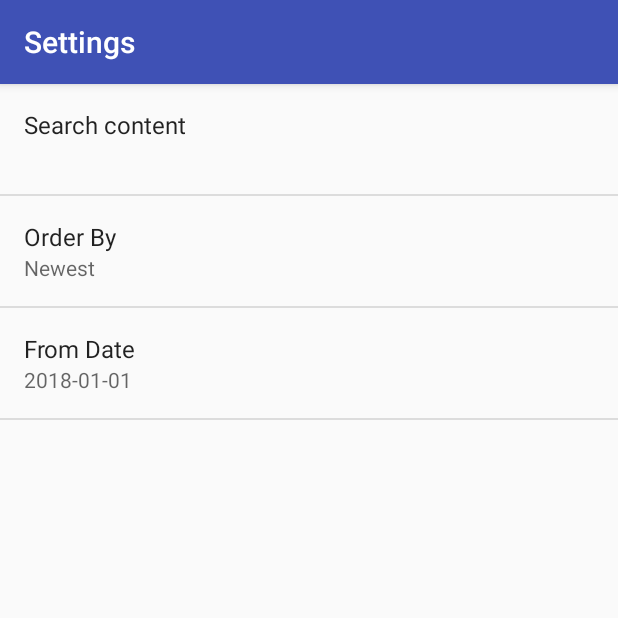
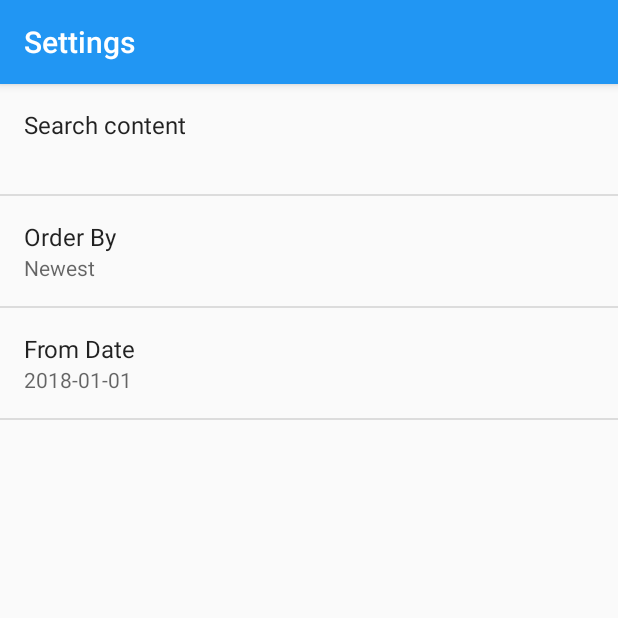
Before and after one commit to LouisCO/NewsApp, an Android app: the screen it shows after launch (SettingsActivity), in the options menu, after a tap on "Settings", on a phone screen of 412 x 824 dp, the top half of it. Run offline under Robolectric (Android 15) with nearby library versions, the phone set to English and light mode, and no system bars.

Commit message:
Change colors, save numbers in constants, add darker bckg, clean

```diff
--- a/app/src/main/java/com/example/android/newsapp/NewsActivity.java
+++ b/app/src/main/java/com/example/android/newsapp/NewsActivity.java
@@ -23,10 +23,7 @@ import java.util.List;
 
 public class NewsActivity extends AppCompatActivity
         implements LoaderManager.LoaderCallbacks<List<News>> {
-    /**"http://content.guardianapis.com/search?from-date" +
-            "=2017-07-01&order-by=newest&show-tags=contributor&q=%22gene%20therapy%22&api-key=" +
-            "2743730f-dd10-4aa5-be32-b786f81c1780";
-     */
+
     private static final int NEWS_LOADER_ID=1;
     private NewsAdapter adapter;
     private TextView emptyStateTextView;
@@ -92,8 +89,6 @@ public class NewsActivity extends AppCompatActivity
 
     @Override
     public Loader<List<News>> onCreateLoader(int i, Bundle bundle) {
-        // Create a new loader for the given URL
-        //return new NewsLoader(this, GAPI_REQUEST_URL);
 
         SharedPreferences sharedPrefs=PreferenceManager.getDefaultSharedPreferences(this);
 
@@ -124,7 +119,6 @@ public class NewsActivity extends AppCompatActivity
                 .appendQueryParameter("from-date", fromDate)
                 .appendQueryParameter("api-key", "2743730f-dd10-4aa5-be32-b786f81c1780");
 
-        // Return the completed uri `http://earthquake.usgs.gov/fdsnws/event/1/query?format=geojson&limit=10&minmag=minMagnitude&orderby=time
         return new NewsLoader(this, uriBuilder.toString());
     }
 
--- a/app/src/main/java/com/example/android/newsapp/QueryUtils.java
+++ b/app/src/main/java/com/example/android/newsapp/QueryUtils.java
@@ -25,6 +25,9 @@ public final class QueryUtils {
 
     /** Tag for the log messages */
     private static final String LOG_TAG = QueryUtils.class.getSimpleName();
+
+    private static final int READ_TIMEOUT=10000;
+    private static final int CONNECT_TIMEOUT=15000;
 
     private QueryUtils() {
     }
@@ -75,14 +78,14 @@ public final class QueryUtils {
         InputStream inputStream = null;
         try {
             urlConnection = (HttpURLConnection) url.openConnection();
-            urlConnection.setReadTimeout(10000 /* milliseconds */);
-            urlConnection.setConnectTimeout(15000 /* milliseconds */);
+            urlConnection.setReadTimeout(READ_TIMEOUT /* milliseconds */);
+            urlConnection.setConnectTimeout(CONNECT_TIMEOUT /* milliseconds */);
             urlConnection.setRequestMethod("GET");
             urlConnection.connect();
 
             // If the request was successful (response code 200),
             // then read the input stream and parse the response.
-            if (urlConnection.getResponseCode() == 200) {
+            if (urlConnection.getResponseCode() == HttpURLConnection.HTTP_OK) {
                 inputStream = urlConnection.getInputStream();
                 jsonResponse = readFromStream(inputStream);
             } else {
--- a/app/src/main/res/layout/list_item.xml
+++ b/app/src/main/res/layout/list_item.xml
@@ -3,6 +3,7 @@
     xmlns:app="http://schemas.android.com/apk/res-auto"
     android:layout_width="match_parent"
     android:layout_height="wrap_content"
+    android:backgroundTint="@android:color/background_light"
     android:padding="@dimen/eight_dp">
 
     <TextView
--- a/app/src/main/res/values/arrays.xml
+++ b/app/src/main/res/values/arrays.xml
@@ -4,7 +4,6 @@
         <item>@string/settings_order_by_newest_label</item>
         <item>@string/settings_order_by_oldest_label</item>
         <item>@string/settings_order_by_relevance_label</item>
-
     </string-array>
 
     <string-array name="settings_order_by_values">
--- a/app/src/main/res/values/colors.xml
+++ b/app/src/main/res/values/colors.xml
@@ -1,6 +1,6 @@
 <?xml version="1.0" encoding="utf-8"?>
 <resources>
-    <color name="colorPrimary">#3F51B5</color>
-    <color name="colorPrimaryDark">#303F9F</color>
-    <color name="colorAccent">#FF4081</color>
+    <color name="colorPrimary">#2196F3</color>
+    <color name="colorPrimaryDark">#304FFE</color>
+    <color name="colorAccent">#03A9F4</color>
 </resources>
```
